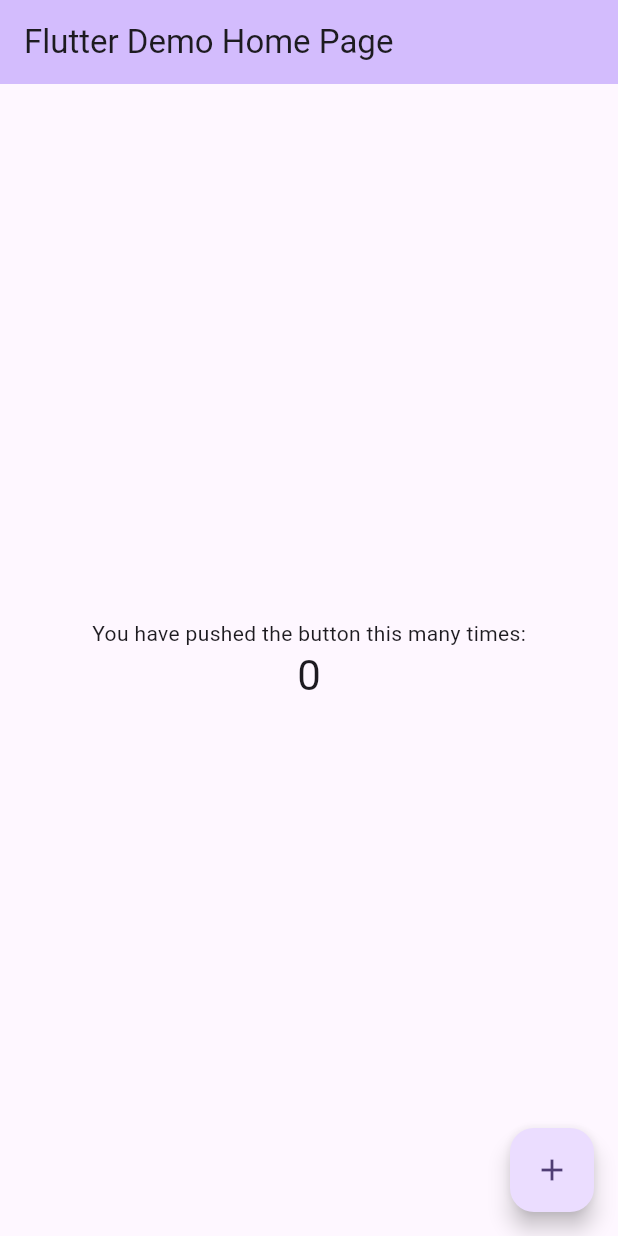
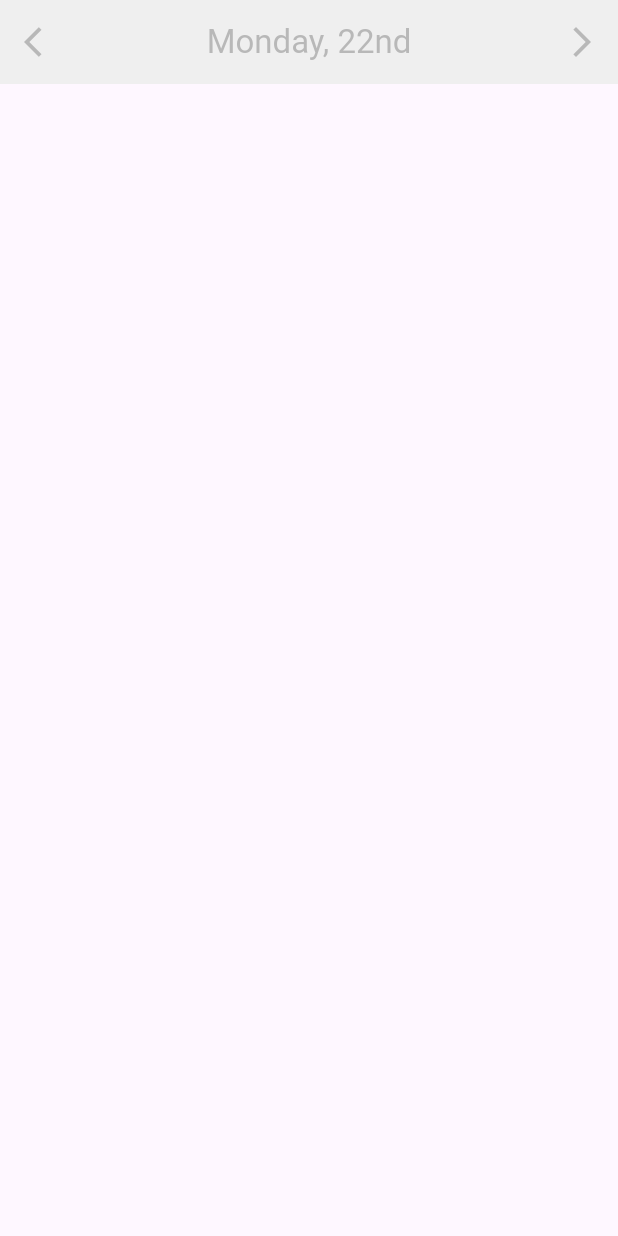
Before and after one commit to WorldWideWest/to-do, a Flutter app: the screen it shows after launch, on a phone screen of 412 x 824 dp. Run offline on Flutter 3.47's test engine with Material 3 defaults, Android fonts, the phone set to English and light mode, and no system bars.

Commit message:
Creating app bar

```diff
--- /dev/null
+++ b/lib/app_bar/app_bar.dart
@@ -0,0 +1,69 @@
+import 'package:flutter/material.dart';
+import 'package:intl/intl.dart';
+
+class CustomAppBar extends StatefulWidget implements PreferredSizeWidget {
+  const CustomAppBar({super.key});
+
+  @override
+  State<CustomAppBar> createState() => _CustomAppBarState();
+
+  @override
+  Size get preferredSize => const Size.fromHeight(kToolbarHeight);
+}
+
+class _CustomAppBarState extends State<CustomAppBar> {
+  DateTime _date = DateTime.now();
+
+  void increment() {
+    setState(() {
+      _date = _date.add(const Duration(days: 1));
+    });
+  }
+
+  void decrement() {
+    setState(() {
+      _date = _date.subtract(const Duration(days: 1));
+    });
+  }
+
+  String toFormatedString(DateTime date) {
+    String formatedDate = DateFormat('EEEE, d').format(date);
+
+    switch (date.day % 10) {
+      case 1:
+        return '${formatedDate}st';
+      case 2:
+        return '${formatedDate}nd';
+      case 3:
+        return '${formatedDate}rd';
+      default:
+        return '${formatedDate}th';
+    }
+  }
+
+  @override
+  Widget build(BuildContext context) {
+    return AppBar(
+      centerTitle: true,
+      leading: IconButton(
+          onPressed: () => decrement(),
+          icon: const Icon(
+            Icons.arrow_back_ios,
+            color: Color(0x66666666),
+          )),
+      actions: [
+        IconButton(
+            onPressed: () => increment(),
+            icon: const Icon(
+              Icons.arrow_forward_ios,
+              color: Color(0x66666666),
+            )),
+      ],
+      backgroundColor: const Color(0xeeeeeeee),
+      title: Text(
+        toFormatedString(_date),
+        style: const TextStyle(color: Color(0x66666666)),
+      ),
+    );
+  }
+}
--- /dev/null
+++ b/lib/home/page.dart
@@ -0,0 +1,14 @@
+import 'package:flutter/material.dart';
+import 'package:to_do/app_bar/app_bar.dart';
+
+class HomePage extends StatelessWidget {
+  const HomePage({super.key});
+
+  @override
+  Widget build(BuildContext context) {
+    return const Scaffold(
+      appBar: CustomAppBar(),
+      body: Center(),
+    );
+  }
+}
--- a/lib/main.dart
+++ b/lib/main.dart
@@ -1,4 +1,5 @@
 import 'package:flutter/material.dart';
+import 'package:to_do/home/page.dart';
 
 void main() {
   runApp(const MyApp());
@@ -7,64 +8,14 @@ void main() {
 class MyApp extends StatelessWidget {
   const MyApp({super.key});
 
-  // This widget is the root of your application.
   @override
   Widget build(BuildContext context) {
     return MaterialApp(
-      title: 'Flutter Demo',
-      theme: ThemeData(
-        colorScheme: ColorScheme.fromSeed(seedColor: Colors.deepPurple),
-        useMaterial3: true,
-      ),
-      home: const MyHomePage(title: 'Flutter Demo Home Page'),
-    );
+        title: 'Flutter Demo',
+        theme: ThemeData(
+          colorScheme: ColorScheme.fromSeed(seedColor: Colors.deepPurple),
+          useMaterial3: true,
+        ),
+        home: const HomePage());
   }
 }
-
-class MyHomePage extends StatefulWidget {
-  const MyHomePage({super.key, required this.title});
-
-  final String title;
-
-  @override
-  State<MyHomePage> createState() => _MyHomePageState();
-}
-
-class _MyHomePageState extends State<MyHomePage> {
-  int _counter = 0;
-
-  void _incrementCounter() {
-    setState(() {
-      _counter++;
-    });
-  }
-
-  @override
-  Widget build(BuildContext context) {
-    return Scaffold(
-      appBar: AppBar(
-        backgroundColor: Theme.of(context).colorScheme.inversePrimary,
-        title: Text(widget.title),
-      ),
-      body: Center(
-        child: Column(
-          mainAxisAlignment: MainAxisAlignment.center,
-          children: <Widget>[
-            const Text(
-              'You have pushed the button this many times:',
-            ),
-            Text(
-              '$_counter',
-              style: Theme.of(context).textTheme.headlineMedium,
-            ),
-          ],
-        ),
-      ),
-      floatingActionButton: FloatingActionButton(
-        onPressed: _incrementCounter,
-        tooltip: 'Increment',
-        child: const Icon(Icons.add),
-      ),
-    );
-  }
-}
--- a/pubspec.yaml
+++ b/pubspec.yaml
@@ -35,6 +35,7 @@ dependencies:
   # The following adds the Cupertino Icons font to your application.
   # Use with the CupertinoIcons class for iOS style icons.
   cupertino_icons: ^1.0.2
+  intl: ^0.19.0
 
 dev_dependencies:
   flutter_test:
```
Also changed, not shown: pubspec.lock.
